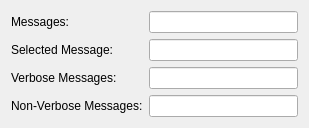
Qt form examples/dlt-speed-plugin/form.ui (COVESA/dlt-viewer) before a commit.
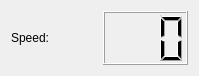
The same form after that commit.

Commit message: Fixed dlt speed app. Fixed dlt speed plugin. Fixed dlt speed cmakelists

```diff
--- a/examples/dlt-speed-plugin/form.ui
+++ b/examples/dlt-speed-plugin/form.ui
@@ -6,8 +6,8 @@
    <rect>
     <x>0</x>
     <y>0</y>
-    <width>309</width>
-    <height>119</height>
+    <width>199</width>
+    <height>76</height>
    </rect>
   </property>
   <property name="windowTitle">
@@ -17,43 +17,26 @@
    <item row="0" column="0">
     <widget class="QLabel" name="label">
      <property name="text">
-      <string>Messages:</string>
+      <string>Speed:</string>
      </property>
     </widget>
    </item>
    <item row="0" column="1">
-    <widget class="QLineEdit" name="lineEditMessages"/>
-   </item>
-   <item row="1" column="0">
-    <widget class="QLabel" name="label_2">
-     <property name="text">
-      <string>Selected Message:</string>
+    <widget class="QLCDNumber" name="lcdNumber">
+     <property name="smallDecimalPoint">
+      <bool>false</bool>
      </property>
-    </widget>
-   </item>
-   <item row="1" column="1">
-    <widget class="QLineEdit" name="lineEditSelectedMessage"/>
-   </item>
-   <item row="2" column="0">
-    <widget class="QLabel" name="label_3">
-     <property name="text">
-      <string>Verbose Messages:</string>
+     <property name="numDigits">
+      <number>3</number>
      </property>
-    </widget>
-   </item>
-   <item row="2" column="1">
-    <widget class="QLineEdit" name="lineEditVerboseMessages"/>
-   </item>
-   <item row="3" column="0">
-    <widget class="QLabel" name="label_4">
-     <property name="text">
-      <string>Non-Verbose Messages:</string>
+     <property name="value" stdset="0">
+      <double>0.000000000000000</double>
      </property>
+     <property name="intValue" stdset="0">
+      <number>0</number>
+     </property>
     </widget>
    </item>
-   <item row="3" column="1">
-    <widget class="QLineEdit" name="lineEditNonVerboseMessages"/>
-   </item>
   </layout>
  </widget>
  <resources/>
```
Left out of the diff: 2 changed lines with no effect on the pictures. The commit also changes 7 other files.
